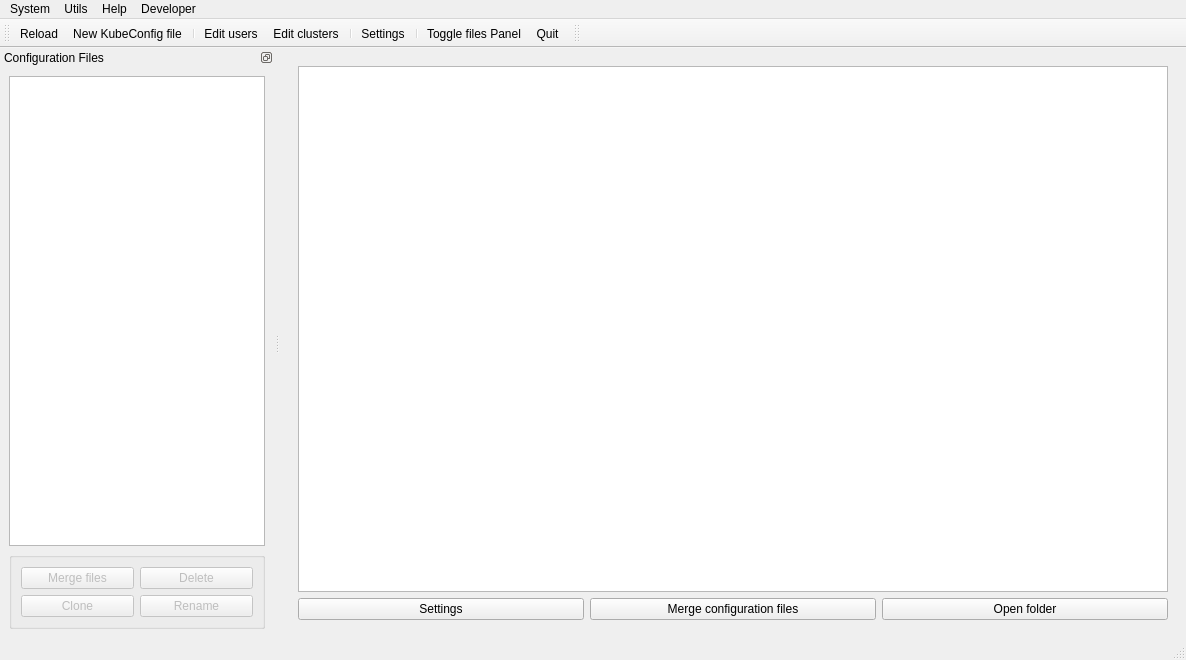
First picture: the form in src/mainwindow.ui, repository GentooXativa/KubeConfigManager, before the edit.
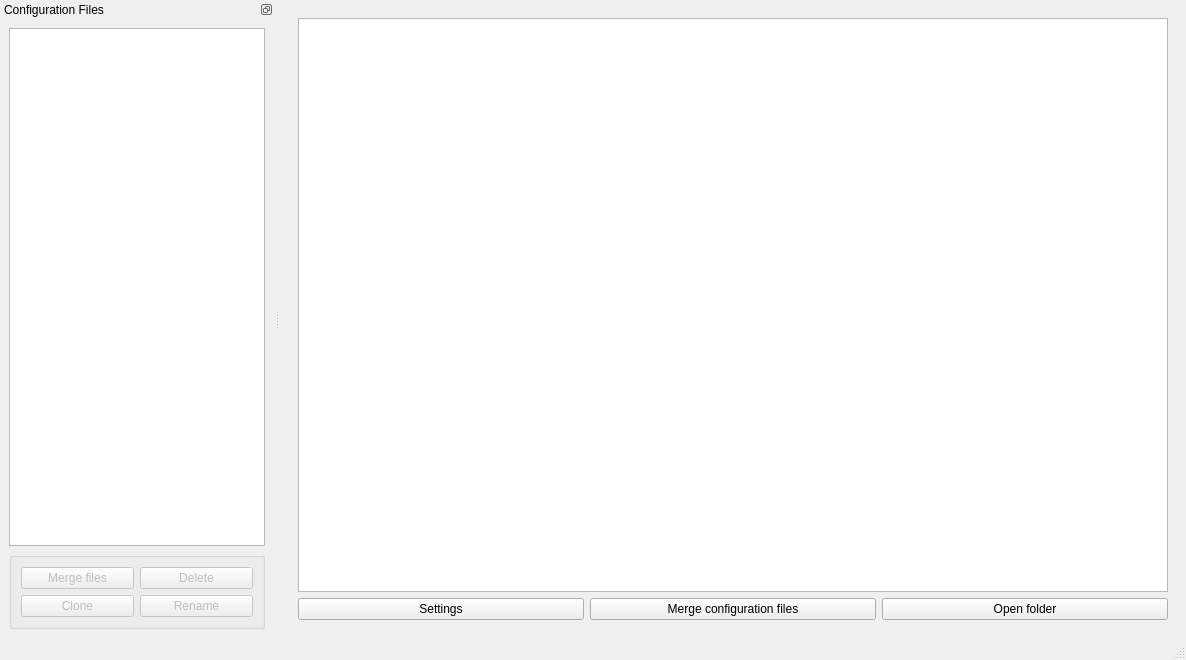
Second picture: the form after the edit. Icons and pictures are not drawn.

Commit message: refactor of ui based actions to code based actions

```diff
--- a/src/mainwindow.ui
+++ b/src/mainwindow.ui
@@ -386,82 +386,7 @@
     </item>
    </layout>
   </widget>
-  <widget class="QMenuBar" name="menubar">
-   <property name="geometry">
-    <rect>
-     <x>0</x>
-     <y>0</y>
-     <width>1186</width>
-     <height>19</height>
-    </rect>
-   </property>
-   <widget class="QMenu" name="menuSystem">
-    <property name="title">
-     <string>System</string>
-    </property>
-    <addaction name="actionReload"/>
-    <addaction name="actionSettings"/>
-    <addaction name="separator"/>
-    <addaction name="actionQuit"/>
-   </widget>
-   <widget class="QMenu" name="menuUtils">
-    <property name="title">
-     <string>Utils</string>
-    </property>
-    <addaction name="actionNewKubeConfigFile"/>
-    <addaction name="separator"/>
-    <addaction name="actionEditUsers"/>
-    <addaction name="actionEditClusters"/>
-    <addaction name="separator"/>
-    <addaction name="actionSwitchContext"/>
-   </widget>
-   <widget class="QMenu" name="menuHelp">
-    <property name="title">
-     <string>Help</string>
-    </property>
-    <addaction name="actionAbout"/>
-   </widget>
-   <widget class="QMenu" name="menuDeveloper">
-    <property name="title">
-     <string>Developer</string>
-    </property>
-    <widget class="QMenu" name="menuSwitch_stacked_widget_page">
-     <property name="title">
-      <string>Switch stacked widget page</string>
-     </property>
-     <addaction name="actionStackedWidgetHome"/>
-     <addaction name="actionStackedWidgetMerger"/>
-     <addaction name="actionStackedWidgetConfig"/>
-    </widget>
-    <addaction name="menuSwitch_stacked_widget_page"/>
-   </widget>
-   <addaction name="menuSystem"/>
-   <addaction name="menuUtils"/>
-   <addaction name="menuHelp"/>
-   <addaction name="menuDeveloper"/>
-  </widget>
   <widget class="QStatusBar" name="statusbar"/>
-  <widget class="QToolBar" name="toolBar">
-   <property name="windowTitle">
-    <string>toolBar</string>
-   </property>
-   <attribute name="toolBarArea">
-    <enum>TopToolBarArea</enum>
-   </attribute>
-   <attribute name="toolBarBreak">
-    <bool>false</bool>
-   </attribute>
-   <addaction name="actionReload"/>
-   <addaction name="actionNewKubeConfigFile"/>
-   <addaction name="separator"/>
-   <addaction name="actionEditUsers"/>
-   <addaction name="actionEditClusters"/>
-   <addaction name="separator"/>
-   <addaction name="actionSettings"/>
-   <addaction name="separator"/>
-   <addaction name="actionToggleFilesPanel"/>
-   <addaction name="actionQuit"/>
-  </widget>
   <widget class="QDockWidget" name="dockWidgetConfigurationFiles">
    <property name="features">
     <set>QDockWidget::DockWidgetFloatable|QDockWidget::DockWidgetMovable</set>
@@ -553,17 +478,6 @@
     </layout>
    </widget>
   </widget>
-  <widget class="QToolBar" name="toolBar_2">
-   <property name="windowTitle">
-    <string>toolBar_2</string>
-   </property>
-   <attribute name="toolBarArea">
-    <enum>TopToolBarArea</enum>
-   </attribute>
-   <attribute name="toolBarBreak">
-    <bool>false</bool>
-   </attribute>
-  </widget>
   <action name="actionSettings">
    <property name="icon">
     <iconset theme="preferences-system">
```
The commit also changes 7 other files.
